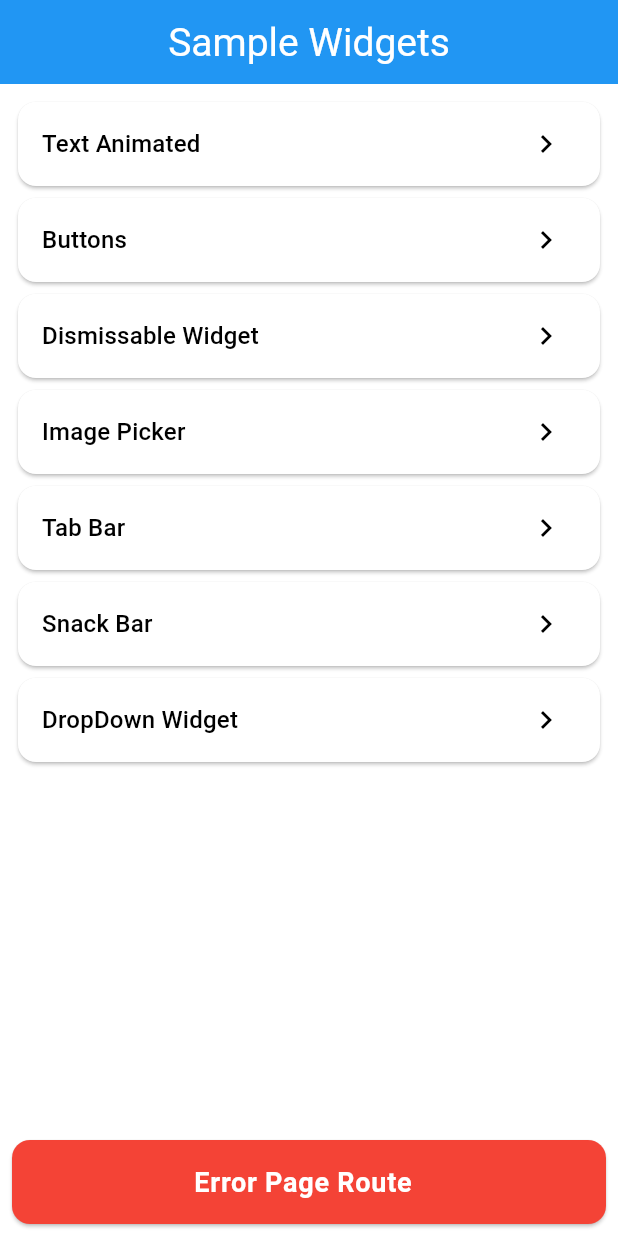
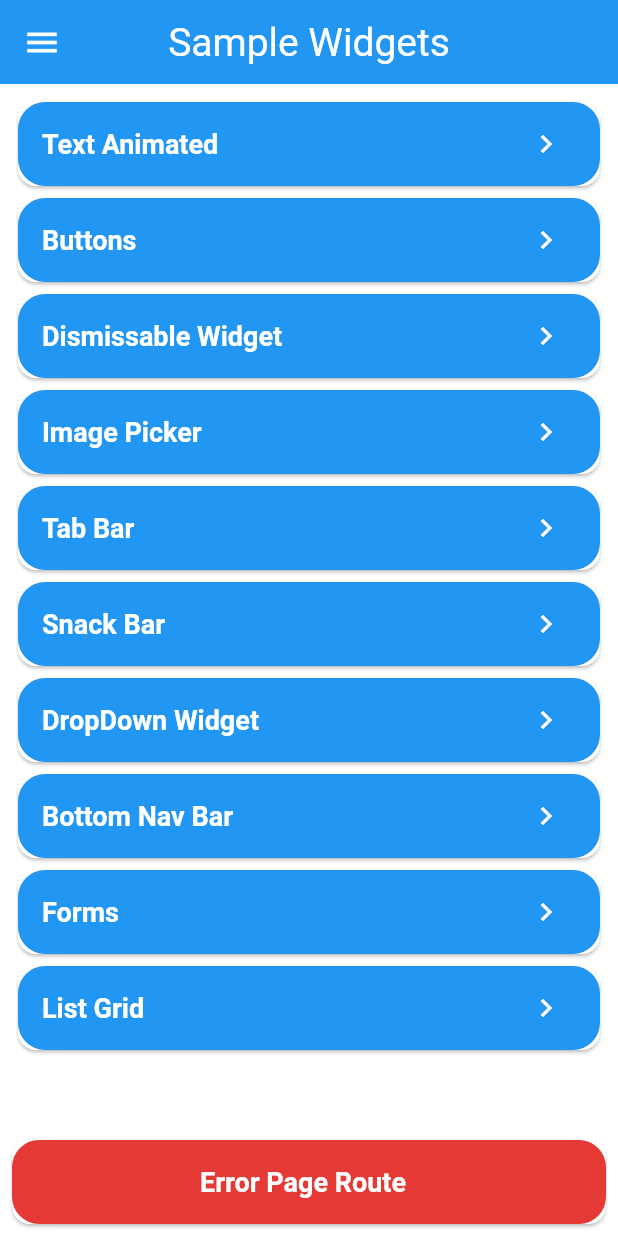
Before and after one commit to Akash006/flutter_portfolio, a Flutter app: the screen it shows after launch, on a phone screen of 412 x 824 dp. Run offline on Flutter 3.47's test engine with Material 3 defaults, Android fonts, the phone set to English and light mode, and no system bars; our stand-ins replace animated_text_kit, flutter_svg, go_router, image_picker; Roboto replaces fonts that are missing (Raleway).

Commit message:
Adding Form and List Grid widget

```diff
--- a/lib/Routes/appRouteConfig.dart
+++ b/lib/Routes/appRouteConfig.dart
@@ -1,4 +1,3 @@
-import 'package:flutter/material.dart';
 import 'package:flutter_portfolio/widgets/home.dart';
 import 'package:go_router/go_router.dart';
 import 'package:flutter_portfolio/routes/appRouteConstants.dart';
@@ -9,6 +8,9 @@ import 'package:flutter_portfolio/widgets/imagePicker.dart';
 import 'package:flutter_portfolio/widgets/tabBar.dart';
 import 'package:flutter_portfolio/widgets/snackBar.dart';
 import 'package:flutter_portfolio/widgets/dropdown.dart';
+import 'package:flutter_portfolio/widgets/bottomNavBar.dart';
+import 'package:flutter_portfolio/widgets/formWidget.dart';
+import 'package:flutter_portfolio/widgets/listGrid.dart';
 import 'errorPage.dart';
 
 class MyAppRouter {
@@ -55,7 +57,22 @@ class MyAppRouter {
         name: MyAppRouteConstants.dropDownWidgetRouteName,
         path: '/dropDownWidget',
         builder: (context, state) => const DropdownMenuExample(),
-      )
+      ),
+      GoRoute(
+        name: MyAppRouteConstants.bottomNavBarRouteName,
+        path: '/bottomNavBar',
+        builder: (context, state) => const BottomNav(),
+      ),
+      GoRoute(
+        name: MyAppRouteConstants.formWidgetRouteName,
+        path: '/formWidget',
+        builder: (context, state) => const MyFormWidget(),
+      ),
+      GoRoute(
+        name: MyAppRouteConstants.listGridRouteName,
+        path: '/listGrid',
+        builder: (context, state) => ListGridView(),
+      ),
     ],
   );
 }
--- a/lib/Routes/appRouteConstants.dart
+++ b/lib/Routes/appRouteConstants.dart
@@ -7,4 +7,7 @@ class MyAppRouteConstants {
   static const String tabBarWidgetRouteName = 'tabBarWidget';
   static const String snackBarWidgetRouteName = 'snackBarWidget';
   static const String dropDownWidgetRouteName = 'dropDownWidget';
+  static const String bottomNavBarRouteName = 'bottomNavBar';
+  static const String formWidgetRouteName = 'formWidget';
+  static const String listGridRouteName = 'listGrid';
 }
--- a/lib/myThemeData.dart
+++ b/lib/myThemeData.dart
@@ -34,8 +34,12 @@ class MyThemeData {
     textButtonTheme: TextButtonThemeData(
       style: TextButton.styleFrom(
         backgroundColor: Colors.blue, // Button background color
-        foregroundColor: Colors
-            .white, // Button text color (use foregroundColor instead of primary)
+        foregroundColor: Colors.white, // Button text color (use foregroundColor instead of primary)
+        textStyle: TextStyle(
+          fontSize: 18,
+        ),
+        elevation: 10,
+        shadowColor: Colors.grey
       ),
     ),
 
@@ -95,5 +99,18 @@ class MyThemeData {
             fontSize: 18, fontWeight: FontWeight.bold), // Text style
       ),
     ),
+
+    listTileTheme: const ListTileThemeData(
+      tileColor: Colors.blue,
+      shape: RoundedRectangleBorder(
+          borderRadius: BorderRadius.all(Radius.circular(18))
+      ),
+      textColor: Colors.white,
+      iconColor: Colors.white,
+      titleTextStyle: TextStyle(
+        fontSize: 18,
+        fontWeight: FontWeight.bold
+      ),
+    )
   );
 }
--- /dev/null
+++ b/lib/widgets/drawer.dart
@@ -0,0 +1,92 @@
+import 'package:flutter/material.dart';
+
+class DrawerWidget {
+  Drawer myDrawer = Drawer(
+    child: Column(
+        mainAxisAlignment: MainAxisAlignment.spaceBetween,
+        children: [
+          Expanded(
+            child: ListView(
+              children: [
+                DrawerHeader(
+                  decoration: BoxDecoration(
+                    color: Colors.blue[400],
+                    borderRadius: BorderRadius.only(
+                      // bottomLeft: Radius.circular(15),
+                      bottomRight: Radius.circular(35)
+                    )
+                  ),
+                    padding: EdgeInsets.zero,
+                    child: Container(
+                      padding: EdgeInsets.all(10),
+                      child: const Center(
+                        child: Row(
+                          children: [
+                            CircleAvatar(
+                                radius: 40,
+                                backgroundImage: NetworkImage(
+                                    'https://www.dmarge.com/wp-content/uploads/2021/01/dwayne-the-rock-.jpg')),
+                            SizedBox(width: 10),
+                            Expanded(
+                              child: Column(
+                                mainAxisAlignment: MainAxisAlignment.center,
+                                crossAxisAlignment:
+                                CrossAxisAlignment.start,
+                                children: [
+                                  Text("Akash Saini",
+                                    style: TextStyle(
+                                      fontWeight: FontWeight.bold,
+                                      fontSize: 26,
+                                      color: Colors.white
+                                    ),
+                                  ),
+                                  Text("akashsaini0797@gmail.com",
+                                    overflow: TextOverflow.ellipsis,
+                                    style: TextStyle(
+                                      color: Colors.white70
+                                    ),
+                                  ),
+                                ],
+                              ),
+                            )
+                          ],
+                        ),
+                      ),
+                    ),
+                ),
+                const ListTile(
+                  leading: Icon(Icons.folder),
+                  title: Text("My Files"),
+                  textColor: Colors.blue,
+                  iconColor: Colors.blue,
+                  tileColor: Colors.white,
+                ),
+                const ListTile(
+                  leading: Icon(Icons.group),
+                  title: Text('Shared with me'),
+                  textColor: Colors.blue,
+                  iconColor: Colors.blue,
+                  tileColor: Colors.white,
+                ),
+              ],
+            ),
+          ),
+          Padding(
+            padding: const EdgeInsets.all(16.0),
+            child: Column(
+              children: [
+                Divider(
+                  color: Colors.grey[200],
+                ),
+                const Text("Made with ❤️ by Akash",
+                    style: TextStyle(color: Colors.grey)),
+                const Text(
+                  "Version: 1.2.0",
+                  style: TextStyle(color: Colors.grey),
+                )
+              ],
+            ),
+          )
+        ]),
+  );
+}
--- a/lib/widgets/home.dart
+++ b/lib/widgets/home.dart
@@ -1,19 +1,21 @@
 import 'package:flutter/material.dart';
 import 'package:go_router/go_router.dart';
 import 'package:flutter_portfolio/widgets/appBar.dart';
+import 'package:flutter_portfolio/widgets/drawer.dart';
 
 class HomeWidget extends StatelessWidget {
   HomeWidget({super.key});
 
   Map routeData = {
-    'widget': ["Text Animated", "Buttons", "Dismissable Widget", "Image Picker", "Tab Bar", "Snack Bar", "DropDown Widget"],
-    'widgetRouteName': ["animatedWidget", "buttonsWidget", "dismissableWidget", "imagePickerWidget", "tabBarWidget", "snackBarWidget", "dropDownWidget" ]
+    'widget': ["Text Animated", "Buttons", "Dismissable Widget", "Image Picker", "Tab Bar", "Snack Bar", "DropDown Widget", "Bottom Nav Bar", "Forms", "List Grid"],
+    'widgetRouteName': ["animatedWidget", "buttonsWidget", "dismissableWidget", "imagePickerWidget", "tabBarWidget", "snackBarWidget", "dropDownWidget", "bottomNavBar", "formWidget", "listGrid"]
   };
 
   @override
   Widget build(BuildContext context) {
     return Scaffold(
-      appBar: AppbarWidget(titleText: "Sample Widgets"),
+      appBar: const AppbarWidget(titleText: "Sample Widgets"),
+      drawer: DrawerWidget().myDrawer,
       body: Column(
         children: [
           Expanded(
@@ -24,10 +26,9 @@ class HomeWidget extends StatelessWidget {
                 return Card(
                   child: ListTile(
                     title: Text(
-                      routeData["widget"][index],
-                      style: Theme.of(context).textTheme.titleMedium,
+                      routeData["widget"][index]
                     ),
-                    trailing: Icon(Icons.keyboard_arrow_right),
+                    trailing: const Icon(Icons.keyboard_arrow_right),
                     onTap: () {
                       context.push('/${routeData["widgetRouteName"][index]}');
                     },
@@ -37,15 +38,19 @@ class HomeWidget extends StatelessWidget {
             ),
           ),
           // Spacer to create maximum space between the list and the bottom card
-          SizedBox(height: 16),
+          const SizedBox(height: 16),
           Card(
-            color: Colors.red,
-            margin: EdgeInsets.all(8),
+            margin: const EdgeInsets.all(8),
             child: ListTile(
-              title: Center(
+              tileColor: Colors.red[600],
+              title: const Center(
                 child: Text(
                   "Error Page Route",
-                  style: TextStyle(color: Colors.white, fontSize: 18, fontWeight: FontWeight.bold),
+                  style: TextStyle(
+                    color: Colors.white,
+                    fontSize: 18,
+                    fontWeight: FontWeight.bold,
+                  ),
                 ),
               ),
               onTap: (){
```
Also changed, not shown: lib/widgets/bottomNavBar.dart (added, +90 -0 lines), lib/widgets/formWidget.dart (added, +124 -0 lines), lib/widgets/listGrid.dart (added, +51 -0 lines).
